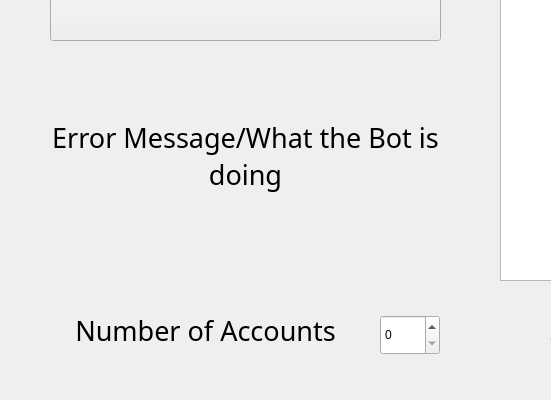
Qt form GUI/COC_Auto_Bot.ui (JacksonElia/COC_Auto_Bot) before a commit; both pictures show x 0 to 551 and y 300 to 700 of the 1000 by 700 pixel window.
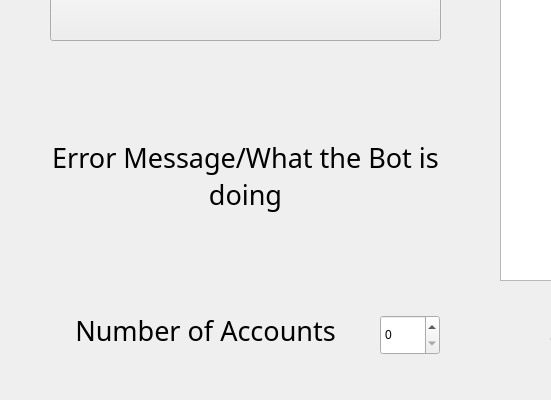
The same form after that commit.

Patch:
```diff
--- a/GUI/COC_Auto_Bot.ui
+++ b/GUI/COC_Auto_Bot.ui
@@ -184,9 +184,9 @@
     <property name="geometry">
      <rect>
       <x>50</x>
-      <y>360</y>
+      <y>370</y>
       <width>391</width>
-      <height>191</height>
+      <height>211</height>
      </rect>
     </property>
     <property name="font">
```
